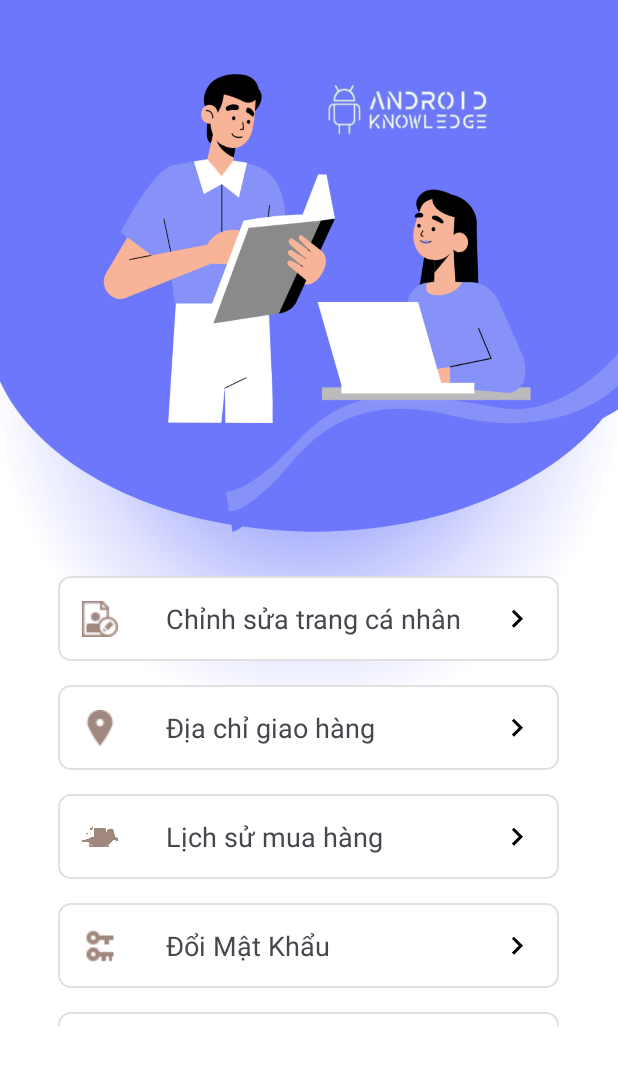
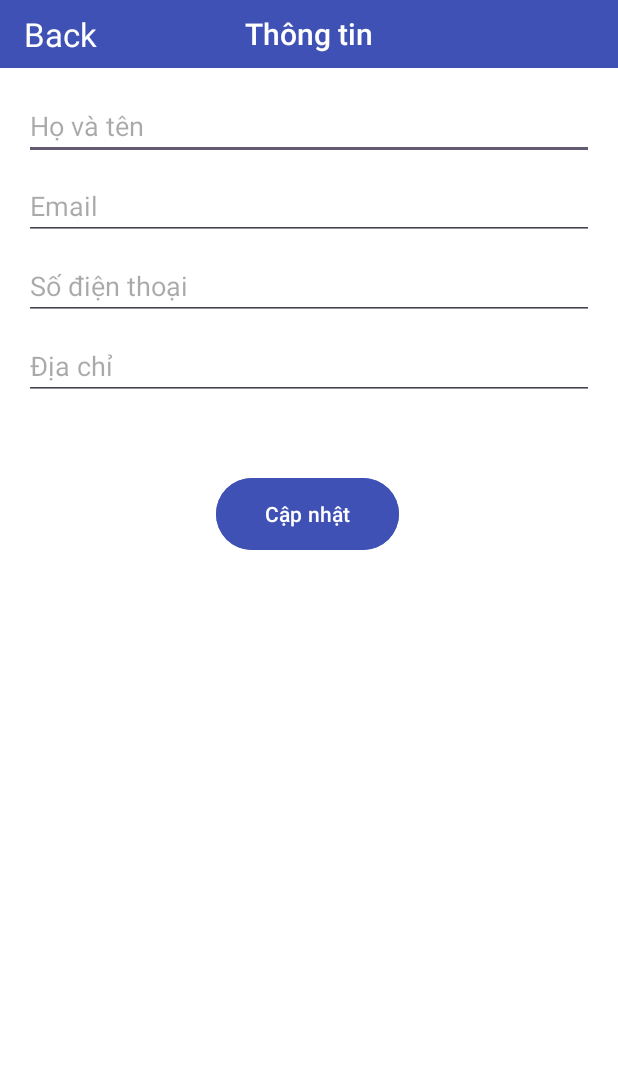
Before and after one commit to DzungNguyen513/PhoneSaleAppApi-FE, an Android app: the fragment AccountFragment shown on its own in the app's theme, after a tap on "Chỉnh sửa trang cá nhân", on a phone screen of 412 x 824 dp. Shown: the top 1065 px of the screen. Run offline under Robolectric (Android 15) with nearby library versions, the phone set to English and light mode, and no system bars.

```diff
--- a/app/src/main/java/com/example/phonesaleapp/api/request/login/LoginResponse.java
+++ b/app/src/main/java/com/example/phonesaleapp/api/request/login/LoginResponse.java
@@ -2,4 +2,5 @@ package com.example.phonesaleapp.api.request.login;
 
 public class LoginResponse {
     public boolean success;
+    public String message;
 }
--- a/app/src/main/java/com/example/phonesaleapp/view/AccountFragment.java
+++ b/app/src/main/java/com/example/phonesaleapp/view/AccountFragment.java
@@ -71,6 +71,9 @@ public class AccountFragment extends Fragment {
         AccountOption option = mOptionList.get(position);
         switch (option.getTitle()) {
             case "Chỉnh sửa trang cá nhân":
+                Intent intent1 = new Intent(getContext(), EditAccountActivity.class);
+                intent1.setFlags(Intent.FLAG_ACTIVITY_NEW_TASK | Intent.FLAG_ACTIVITY_CLEAR_TASK);
+                startActivity(intent1);
                 break;
             case "Địa chỉ giao hàng":
                 break;
--- /dev/null
+++ b/app/src/main/java/com/example/phonesaleapp/view/EditAccountActivity.java
@@ -0,0 +1,31 @@
+package com.example.phonesaleapp.view;
+
+import androidx.appcompat.app.AppCompatActivity;
+
+import android.content.Intent;
+import android.os.Bundle;
+import android.view.View;
+import android.widget.TextView;
+
+import com.example.phonesaleapp.R;
+
+public class EditAccountActivity extends AppCompatActivity {
+    TextView tv_back;
+    @Override
+    protected void onCreate(Bundle savedInstanceState) {
+        super.onCreate(savedInstanceState);
+        setContentView(R.layout.activity_edit_account);
+        AnhXa();
+        tv_back.setOnClickListener(new View.OnClickListener() {
+            @Override
+            public void onClick(View v) {
+                Intent intent = new Intent(EditAccountActivity.this, AccountFragment.class);
+                startActivity(intent);
+                finish();
+            }
+        });
+    }
+    private void AnhXa(){
+        tv_back = this.findViewById(R.id.tv_back);
+    }
+}
--- a/app/src/main/java/com/example/phonesaleapp/view/login/SlashActivity.java
+++ b/app/src/main/java/com/example/phonesaleapp/view/login/SlashActivity.java
@@ -32,6 +32,6 @@ public class SlashActivity extends AppCompatActivity {
     }
 
     private void AnhXa(){
-        tv_hello = this.findViewById(R.id.tv_hello);
+        //tv_hello = this.findViewById(R.id.tv_hello);
     }
 }
--- /dev/null
+++ b/app/src/main/res/layout/activity_edit_account.xml
@@ -0,0 +1,102 @@
+<?xml version="1.0" encoding="utf-8"?>
+<androidx.constraintlayout.widget.ConstraintLayout xmlns:android="http://schemas.android.com/apk/res/android"
+    xmlns:app="http://schemas.android.com/apk/res-auto"
+    xmlns:tools="http://schemas.android.com/tools"
+    android:layout_width="match_parent"
+    android:layout_height="match_parent"
+    android:background="@color/white"
+    tools:context=".view.EditAccountActivity">
+
+    <androidx.appcompat.widget.Toolbar
+        android:id="@+id/tb_editAccount"
+        android:layout_width="0dp"
+        android:layout_height="45dp"
+        android:background="@color/colorPrimary"
+        android:elevation="4dp"
+        app:layout_constraintEnd_toEndOf="parent"
+        app:layout_constraintHorizontal_bias="0.0"
+        app:layout_constraintStart_toStartOf="parent"
+        app:layout_constraintTop_toTopOf="parent">
+
+        <TextView
+            android:id="@+id/tv_back"
+            android:layout_width="wrap_content"
+            android:layout_height="wrap_content"
+            android:layout_marginStart="8dp"
+            android:text="Back"
+            android:textColor="@color/white"
+            android:textSize="22dp" />
+
+        <TextView
+            android:id="@+id/toolbarTitle"
+            android:layout_width="wrap_content"
+            android:layout_height="wrap_content"
+            android:layout_gravity="center"
+            android:layout_marginStart="8dp"
+            android:text="Thông tin"
+            android:textAppearance="@style/TextAppearance.AppCompat.Widget.ActionBar.Title"
+            android:textColor="@color/white" />
+
+    </androidx.appcompat.widget.Toolbar>
+
+    <EditText
+        android:id="@+id/etCustomerName"
+        android:layout_width="0dp"
+        android:layout_height="wrap_content"
+        android:layout_marginStart="16dp"
+        android:layout_marginTop="16dp"
+        android:layout_marginEnd="16dp"
+        android:hint="Họ và tên"
+        app:layout_constraintEnd_toEndOf="parent"
+        app:layout_constraintStart_toStartOf="parent"
+        app:layout_constraintTop_toBottomOf="@+id/tb_editAccount" />
+
+    <EditText
+        android:id="@+id/etEmail"
+        android:layout_width="0dp"
+        android:layout_height="wrap_content"
+        android:layout_marginStart="16dp"
+        android:layout_marginTop="8dp"
+        android:layout_marginEnd="16dp"
+        android:hint="Email"
+        app:layout_constraintEnd_toEndOf="parent"
+        app:layout_constraintStart_toStartOf="parent"
+        app:layout_constraintTop_toBottomOf="@id/etCustomerName" />
+
+    <EditText
+        android:id="@+id/etPhoneNumber"
+        android:layout_width="0dp"
+        android:layout_height="wrap_content"
+        android:layout_marginStart="16dp"
+        android:layout_marginTop="8dp"
+        android:layout_marginEnd="16dp"
+        android:hint="Số điện thoại"
+        app:layout_constraintEnd_toEndOf="parent"
+        app:layout_constraintStart_toStartOf="parent"
+        app:layout_constraintTop_toBottomOf="@id/etEmail" />
+
+    <EditText
+        android:id="@+id/etAddress"
+        android:layout_width="0dp"
+        android:layout_height="wrap_content"
+        android:layout_marginStart="16dp"
+        android:layout_marginTop="8dp"
+        android:layout_marginEnd="16dp"
+        android:layout_marginBottom="16dp"
+        android:hint="Địa chỉ"
+        app:layout_constraintEnd_toEndOf="parent"
+        app:layout_constraintStart_toStartOf="parent"
+        app:layout_constraintTop_toBottomOf="@id/etPhoneNumber" />
+
+    <Button
+        android:id="@+id/btn_capNhat"
+        android:layout_width="122dp"
+        android:layout_height="56dp"
+        android:layout_marginStart="144dp"
+        android:layout_marginTop="48dp"
+        android:backgroundTint="#3F51B5"
+        android:text="Cập nhật"
+        app:layout_constraintStart_toStartOf="parent"
+        app:layout_constraintTop_toBottomOf="@+id/etAddress" />
+
+</androidx.constraintlayout.widget.ConstraintLayout>
--- a/app/src/main/res/layout/fragment_noti.xml
+++ b/app/src/main/res/layout/fragment_noti.xml
@@ -3,7 +3,8 @@
     xmlns:app="http://schemas.android.com/apk/res-auto"
     xmlns:tools="http://schemas.android.com/tools"
     android:layout_width="match_parent"
-    android:layout_height="match_parent">
+    android:layout_height="match_parent"
+    android:background="@color/white">
 
     <TextView
         android:id="@+id/textView3"
```
Also changed, not shown: app/src/main/AndroidManifest.xml (+6 -2 lines), app/src/main/java/com/example/phonesaleapp/adapter/ProductCartAdapter.java (+12 -0 lines), app/src/main/java/com/example/phonesaleapp/view/login/LoginActivity.java (+30 -5 lines), app/src/main/res/drawable/toolbar_title.xml (added, +15 -0 lines), app/src/main/res/layout/activity_slash.xml (+2 -13 lines), app/src/main/res/layout/fragment_cart.xml (+36 -26 lines), app/src/main/res/drawable/hello.jpg (added), app/src/main/res/drawable/icon_back.png (added).
